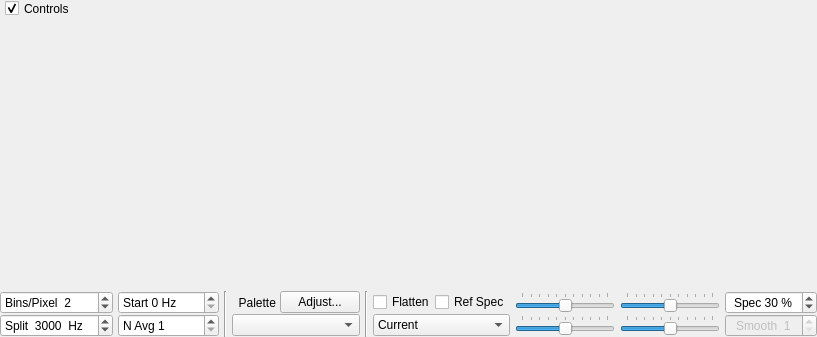
This is widgets/widegraph.ui in mkveksas/wsjt-64 as Qt 5 draws it before an edit. The edited form follows.
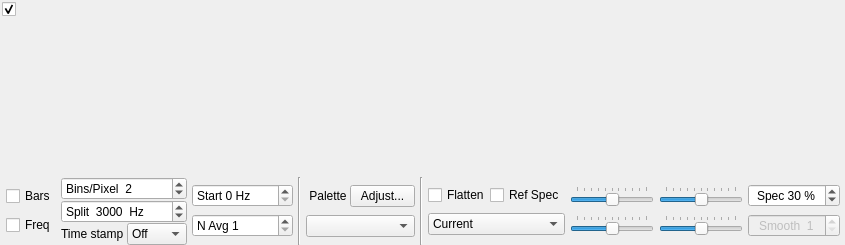
This is the edited form. Custom widgets are drawn as their Qt base class.

What changed in the file:
```diff
--- a/widgets/widegraph.ui
+++ b/widgets/widegraph.ui
@@ -6,8 +6,8 @@
    <rect>
     <x>0</x>
     <y>0</y>
-    <width>799</width>
-    <height>337</height>
+    <width>845</width>
+    <height>245</height>
    </rect>
   </property>
   <property name="windowTitle">
@@ -58,14 +58,23 @@
      <widget class="QCheckBox" name="cbControls">
       <property name="geometry">
        <rect>
-        <x>5</x>
-        <y>0</y>
-        <width>77</width>
+        <x>2</x>
+        <y>1</y>
+        <width>18</width>
         <height>17</height>
        </rect>
       </property>
+      <property name="maximumSize">
+       <size>
+        <width>18</width>
+        <height>16777215</height>
+       </size>
+      </property>
+      <property name="toolTip">
+       <string>&lt;html&gt;&lt;head/&gt;&lt;body&gt;&lt;p&gt;Controls&lt;/p&gt;&lt;/body&gt;&lt;/html&gt;</string>
+      </property>
       <property name="text">
-       <string>Controls</string>
+       <string/>
       </property>
       <property name="checked">
        <bool>true</bool>
@@ -100,14 +109,88 @@
       <property name="verticalSpacing">
        <number>0</number>
       </property>
-      <item row="1" column="8">
-       <widget class="QSlider" name="gain2dSlider">
-        <property name="sizePolicy">
-         <sizepolicy hsizetype="Expanding" vsizetype="Fixed">
-          <horstretch>0</horstretch>
-          <verstretch>0</verstretch>
-         </sizepolicy>
+      <item row="0" column="6" rowspan="3">
+       <widget class="Line" name="line">
+        <property name="orientation">
+         <enum>Qt::Vertical</enum>
         </property>
+       </widget>
+      </item>
+      <item row="0" column="9" rowspan="3">
+       <widget class="Line" name="line_2">
+        <property name="orientation">
+         <enum>Qt::Vertical</enum>
+        </property>
+       </widget>
+      </item>
+      <item row="0" column="4" rowspan="3">
+       <layout class="QVBoxLayout" name="verticalLayout_4">
+        <property name="spacing">
+         <number>0</number>
+        </property>
+        <item>
+         <widget class="QSpinBox" name="fStartSpinBox">
+          <property name="minimumSize">
+           <size>
+            <width>0</width>
+            <height>0</height>
+           </size>
+          </property>
+          <property name="toolTip">
+           <string>&lt;html&gt;&lt;head/&gt;&lt;body&gt;&lt;p&gt;Frequency at left edge of waterfall&lt;/p&gt;&lt;/body&gt;&lt;/html&gt;</string>
+          </property>
+          <property name="suffix">
+           <string> Hz</string>
+          </property>
+          <property name="prefix">
+           <string>Start </string>
+          </property>
+          <property name="maximum">
+           <number>4900</number>
+          </property>
+          <property name="singleStep">
+           <number>100</number>
+          </property>
+         </widget>
+        </item>
+        <item>
+         <widget class="QSpinBox" name="waterfallAvgSpinBox">
+          <property name="toolTip">
+           <string>Number of FFTs averaged (controls waterfall scrolling rate)</string>
+          </property>
+          <property name="prefix">
+           <string>N Avg </string>
+          </property>
+          <property name="minimum">
+           <number>1</number>
+          </property>
+          <property name="maximum">
+           <number>500</number>
+          </property>
+         </widget>
+        </item>
+       </layout>
+      </item>
+      <item row="0" column="0" rowspan="3">
+       <spacer name="horizontalSpacer">
+        <property name="orientation">
+         <enum>Qt::Horizontal</enum>
+        </property>
+        <property name="sizeHint" stdset="0">
+         <size>
+          <width>5</width>
+          <height>20</height>
+         </size>
+        </property>
+       </spacer>
+      </item>
+      <item row="0" column="3" rowspan="3">
+       <layout class="QVBoxLayout" name="verticalLayout_3">
+        <property name="spacing">
+         <number>0</number>
+        </property>
+        <item>
+         <widget class="QSpinBox" name="bppSpinBox">
         <property name="minimumSize">
          <size>
           <width>100</width>
@@ -116,33 +199,113 @@
         </property>
         <property name="maximumSize">
          <size>
-          <width>200</width>
+            <width>16777215</width>
           <height>16777215</height>
          </size>
         </property>
         <property name="toolTip">
-         <string>Spectrum gain</string>
+           <string>Compression factor for frequency scale</string>
+          </property>
+          <property name="suffix">
+           <string/>
+          </property>
+          <property name="prefix">
+           <string>Bins/Pixel  </string>
         </property>
         <property name="minimum">
-         <number>-50</number>
+           <number>1</number>
         </property>
         <property name="maximum">
-         <number>50</number>
-        </property>
-        <property name="orientation">
-         <enum>Qt::Horizontal</enum>
-        </property>
-        <property name="tickPosition">
-         <enum>QSlider::TicksAbove</enum>
+           <number>1000</number>
+          </property>
+          <property name="singleStep">
+           <number>1</number>
+          </property>
+          <property name="value">
+           <number>2</number>
         </property>
        </widget>
       </item>
-      <item row="0" column="4">
+        <item>
+         <widget class="QSpinBox" name="fSplitSpinBox">
+          <property name="minimumSize">
+           <size>
+            <width>100</width>
+            <height>0</height>
+           </size>
+          </property>
+          <property name="toolTip">
+           <string>&lt;html&gt;&lt;head/&gt;&lt;body&gt;&lt;p&gt;Decode JT9 only above this frequency&lt;/p&gt;&lt;/body&gt;&lt;/html&gt;</string>
+          </property>
+          <property name="suffix">
+           <string>  Hz</string>
+          </property>
+          <property name="prefix">
+           <string>Split  </string>
+          </property>
+          <property name="maximum">
+           <number>5000</number>
+          </property>
+          <property name="singleStep">
+           <number>100</number>
+          </property>
+          <property name="value">
+           <number>3000</number>
+          </property>
+         </widget>
+        </item>
+        <item>
+         <layout class="QHBoxLayout" name="horizontalLayout_2">
+          <item>
+           <widget class="QLabel" name="labTime">
+            <property name="toolTip">
+             <string>&lt;html&gt;&lt;head/&gt;&lt;body&gt;&lt;p&gt;Position of time stamp above each interval line&lt;/p&gt;&lt;/body&gt;&lt;/html&gt;</string>
+            </property>
+            <property name="text">
+             <string>Time stamp </string>
+            </property>
+           </widget>
+          </item>
+          <item>
+           <widget class="QComboBox" name="timestampComboBox">
+            <property name="toolTip">
+             <string>&lt;html&gt;&lt;head/&gt;&lt;body&gt;&lt;p&gt;Position of time stamp above each interval line&lt;/p&gt;&lt;/body&gt;&lt;/html&gt;</string>
+            </property>
+            <property name="currentText">
+             <string>Off</string>
+            </property>
+            <item>
+             <property name="text">
+              <string>Off</string>
+             </property>
+            </item>
+            <item>
+             <property name="text">
+              <string>Left</string>
+             </property>
+            </item>
+            <item>
+             <property name="text">
+              <string>Right</string>
+             </property>
+            </item>
+           </widget>
+          </item>
+         </layout>
+        </item>
+       </layout>
+      </item>
+      <item row="0" column="7" rowspan="3">
+       <layout class="QVBoxLayout" name="verticalLayout_6">
+        <property name="spacing">
+         <number>0</number>
+        </property>
+        <item>
        <layout class="QHBoxLayout" name="horizontalLayout">
         <item>
          <widget class="QLabel" name="labPalette">
           <property name="text">
-           <string>  Palette </string>
+             <string> Palette </string>
           </property>
           <property name="alignment">
            <set>Qt::AlignLeading|Qt::AlignLeft|Qt::AlignVCenter</set>
@@ -151,6 +314,12 @@
         </item>
         <item>
          <widget class="QPushButton" name="adjust_palette_push_button">
+            <property name="maximumSize">
+             <size>
+              <width>65</width>
+              <height>16777215</height>
+             </size>
+            </property>
           <property name="toolTip">
            <string>&lt;html&gt;&lt;head/&gt;&lt;body&gt;&lt;p&gt;Enter definition for a new color palette.&lt;/p&gt;&lt;/body&gt;&lt;/html&gt;</string>
           </property>
@@ -164,69 +333,67 @@
         </item>
        </layout>
       </item>
-      <item row="0" column="8">
-       <widget class="QSlider" name="gainSlider">
-        <property name="sizePolicy">
-         <sizepolicy hsizetype="Expanding" vsizetype="Fixed">
-          <horstretch>0</horstretch>
-          <verstretch>0</verstretch>
-         </sizepolicy>
-        </property>
-        <property name="minimumSize">
-         <size>
-          <width>100</width>
-          <height>0</height>
-         </size>
-        </property>
-        <property name="maximumSize">
-         <size>
-          <width>200</width>
-          <height>16777215</height>
-         </size>
-        </property>
+        <item>
+         <widget class="QComboBox" name="paletteComboBox">
         <property name="toolTip">
-         <string>Waterfall gain</string>
-        </property>
-        <property name="minimum">
-         <number>-50</number>
-        </property>
-        <property name="maximum">
-         <number>50</number>
-        </property>
+           <string>Select waterfall palette</string>
+          </property>
+         </widget>
+        </item>
+       </layout>
+      </item>
+      <item row="0" column="17" rowspan="3">
+       <spacer name="horizontalSpacer_2">
         <property name="orientation">
          <enum>Qt::Horizontal</enum>
         </property>
-        <property name="tickPosition">
-         <enum>QSlider::TicksAbove</enum>
+        <property name="sizeHint" stdset="0">
+         <size>
+          <width>5</width>
+          <height>20</height>
+         </size>
         </property>
-       </widget>
+       </spacer>
       </item>
-      <item row="0" column="11">
-       <widget class="QSpinBox" name="sbPercent2dPlot">
-        <property name="toolTip">
-         <string>&lt;html&gt;&lt;head/&gt;&lt;body&gt;&lt;p&gt;Set fractional size of spectrum in this window.&lt;/p&gt;&lt;/body&gt;&lt;/html&gt;</string>
+      <item row="0" column="2" rowspan="3">
+       <layout class="QVBoxLayout" name="verticalLayout_2">
+        <property name="spacing">
+         <number>0</number>
         </property>
-        <property name="alignment">
-         <set>Qt::AlignCenter</set>
-        </property>
-        <property name="suffix">
-         <string> %</string>
-        </property>
-        <property name="prefix">
-         <string>Spec </string>
-        </property>
-        <property name="maximum">
-         <number>100</number>
-        </property>
-        <property name="singleStep">
-         <number>5</number>
-        </property>
-        <property name="value">
-         <number>30</number>
-        </property>
-       </widget>
-      </item>
-      <item row="0" column="6">
+        <item>
+         <widget class="QCheckBox" name="cbBars">
+          <property name="maximumSize">
+           <size>
+            <width>16777215</width>
+            <height>16777215</height>
+           </size>
+          </property>
+          <property name="text">
+           <string>Bars</string>
+          </property>
+         </widget>
+        </item>
+        <item>
+         <widget class="QCheckBox" name="cbFreq">
+          <property name="maximumSize">
+           <size>
+            <width>16777215</width>
+            <height>16777215</height>
+           </size>
+          </property>
+          <property name="text">
+           <string>Freq</string>
+          </property>
+         </widget>
+        </item>
+       </layout>
+      </item>
+      <item row="0" column="10" rowspan="3">
+       <layout class="QVBoxLayout" name="verticalLayout_7">
+        <property name="spacing">
+         <number>0</number>
+        </property>
+        <item>
        <layout class="QHBoxLayout" name="horizontalLayout_3">
         <item>
          <widget class="QCheckBox" name="cbFlatten">
@@ -250,64 +417,7 @@
         </item>
        </layout>
       </item>
-      <item row="1" column="11">
-       <widget class="QSpinBox" name="smoSpinBox">
-        <property name="enabled">
-         <bool>false</bool>
-        </property>
-        <property name="toolTip">
-         <string>Smoothing of Linear Average spectrum</string>
-        </property>
-        <property name="alignment">
-         <set>Qt::AlignCenter</set>
-        </property>
-        <property name="suffix">
-         <string/>
-        </property>
-        <property name="prefix">
-         <string>Smooth  </string>
-        </property>
-        <property name="minimum">
-         <number>1</number>
-        </property>
-        <property name="maximum">
-         <number>7</number>
-        </property>
-       </widget>
-      </item>
-      <item row="0" column="1">
-       <widget class="QSpinBox" name="bppSpinBox">
-        <property name="toolTip">
-         <string>Compression factor for frequency scale</string>
-        </property>
-        <property name="suffix">
-         <string/>
-        </property>
-        <property name="prefix">
-         <string>Bins/Pixel  </string>
-        </property>
-        <property name="minimum">
-         <number>1</number>
-        </property>
-        <property name="maximum">
-         <number>1000</number>
-        </property>
-        <property name="singleStep">
-         <number>1</number>
-        </property>
-        <property name="value">
-         <number>2</number>
-        </property>
-       </widget>
-      </item>
-      <item row="1" column="4">
-       <widget class="QComboBox" name="paletteComboBox">
-        <property name="toolTip">
-         <string>Select waterfall palette</string>
-        </property>
-       </widget>
-      </item>
-      <item row="1" column="6">
+        <item>
        <widget class="QComboBox" name="spec2dComboBox">
         <property name="toolTip">
          <string>&lt;html&gt;&lt;head/&gt;&lt;body&gt;&lt;p&gt;Select data for spectral display&lt;/p&gt;&lt;/body&gt;&lt;/html&gt;</string>
@@ -347,77 +457,105 @@
         </item>
        </widget>
       </item>
-      <item row="0" column="2">
-       <widget class="QSpinBox" name="fStartSpinBox">
-        <property name="toolTip">
-         <string>&lt;html&gt;&lt;head/&gt;&lt;body&gt;&lt;p&gt;Frequency at left edge of waterfall&lt;/p&gt;&lt;/body&gt;&lt;/html&gt;</string>
+       </layout>
+      </item>
+      <item row="0" column="11" rowspan="3">
+       <layout class="QVBoxLayout" name="verticalLayout_8">
+        <property name="spacing">
+         <number>0</number>
         </property>
-        <property name="suffix">
-         <string> Hz</string>
-        </property>
-        <property name="prefix">
-         <string>Start </string>
-        </property>
-        <property name="maximum">
-         <number>4900</number>
-        </property>
-        <property name="singleStep">
-         <number>100</number>
-        </property>
-       </widget>
-      </item>
-      <item row="1" column="1">
-       <widget class="QSpinBox" name="fSplitSpinBox">
+        <item>
+         <widget class="QSlider" name="gainSlider">
+          <property name="sizePolicy">
+           <sizepolicy hsizetype="Expanding" vsizetype="Fixed">
+            <horstretch>1</horstretch>
+            <verstretch>0</verstretch>
+           </sizepolicy>
+          </property>
+          <property name="minimumSize">
+           <size>
+            <width>80</width>
+            <height>0</height>
+           </size>
+          </property>
+          <property name="maximumSize">
+           <size>
+            <width>200</width>
+            <height>16777215</height>
+           </size>
+          </property>
         <property name="toolTip">
-         <string>&lt;html&gt;&lt;head/&gt;&lt;body&gt;&lt;p&gt;Decode JT9 only above this frequency&lt;/p&gt;&lt;/body&gt;&lt;/html&gt;</string>
-        </property>
-        <property name="suffix">
-         <string>  Hz</string>
-        </property>
-        <property name="prefix">
-         <string>Split  </string>
-        </property>
+           <string>Waterfall gain</string>
+          </property>
         <property name="minimum">
-         <number>0</number>
+           <number>-50</number>
         </property>
         <property name="maximum">
-         <number>5000</number>
-        </property>
-        <property name="singleStep">
-         <number>100</number>
-        </property>
-        <property name="value">
-         <number>3000</number>
+           <number>50</number>
+          </property>
+          <property name="orientation">
+           <enum>Qt::Horizontal</enum>
+          </property>
+          <property name="tickPosition">
+           <enum>QSlider::TicksAbove</enum>
         </property>
        </widget>
       </item>
-      <item row="1" column="2">
-       <widget class="QSpinBox" name="waterfallAvgSpinBox">
-        <property name="toolTip">
-         <string>Number of FFTs averaged (controls waterfall scrolling rate)</string>
-        </property>
-        <property name="prefix">
-         <string>N Avg </string>
-        </property>
+        <item>
+         <widget class="QSlider" name="gain2dSlider">
+          <property name="sizePolicy">
+           <sizepolicy hsizetype="Expanding" vsizetype="Fixed">
+            <horstretch>1</horstretch>
+            <verstretch>0</verstretch>
+           </sizepolicy>
+          </property>
+          <property name="minimumSize">
+           <size>
+            <width>80</width>
+            <height>0</height>
+           </size>
+          </property>
+          <property name="maximumSize">
+           <size>
+            <width>200</width>
+            <height>16777215</height>
+           </size>
+          </property>
+          <property name="toolTip">
+           <string>Spectrum gain</string>
+          </property>
         <property name="minimum">
-         <number>1</number>
+           <number>-50</number>
         </property>
         <property name="maximum">
-         <number>500</number>
-        </property>
-       </widget>
-      </item>
-      <item row="0" column="10">
+           <number>50</number>
+          </property>
+          <property name="orientation">
+           <enum>Qt::Horizontal</enum>
+          </property>
+          <property name="tickPosition">
+           <enum>QSlider::TicksAbove</enum>
+          </property>
+         </widget>
+        </item>
+       </layout>
+      </item>
+      <item row="0" column="12" rowspan="3">
+       <layout class="QVBoxLayout" name="verticalLayout_9">
+        <property name="spacing">
+         <number>0</number>
+        </property>
+        <item>
        <widget class="QSlider" name="zeroSlider">
         <property name="sizePolicy">
          <sizepolicy hsizetype="Expanding" vsizetype="Fixed">
-          <horstretch>0</horstretch>
+            <horstretch>1</horstretch>
           <verstretch>0</verstretch>
          </sizepolicy>
         </property>
         <property name="minimumSize">
          <size>
-          <width>100</width>
+            <width>80</width>
           <height>0</height>
          </size>
         </property>
@@ -444,17 +582,17 @@
         </property>
        </widget>
       </item>
-      <item row="1" column="10">
+        <item>
        <widget class="QSlider" name="zero2dSlider">
         <property name="sizePolicy">
          <sizepolicy hsizetype="Expanding" vsizetype="Fixed">
-          <horstretch>0</horstretch>
+            <horstretch>1</horstretch>
           <verstretch>0</verstretch>
          </sizepolicy>
         </property>
         <property name="minimumSize">
          <size>
-          <width>100</width>
+            <width>80</width>
           <height>0</height>
          </size>
         </property>
@@ -481,45 +619,70 @@
         </property>
        </widget>
       </item>
-      <item row="0" column="0" rowspan="2">
-       <spacer name="horizontalSpacer">
-        <property name="orientation">
-         <enum>Qt::Horizontal</enum>
+       </layout>
+      </item>
+      <item row="0" column="13" rowspan="3">
+       <layout class="QVBoxLayout" name="verticalLayout_10">
+        <property name="spacing">
+         <number>0</number>
         </property>
-        <property name="sizeHint" stdset="0">
+        <item>
+         <widget class="QSpinBox" name="sbPercent2dPlot">
+          <property name="minimumSize">
          <size>
-          <width>40</width>
-          <height>20</height>
-         </size>
-        </property>
-       </spacer>
-      </item>
-      <item row="0" column="12" rowspan="2">
-       <spacer name="horizontalSpacer_2">
-        <property name="orientation">
-         <enum>Qt::Horizontal</enum>
-        </property>
-        <property name="sizeHint" stdset="0">
-         <size>
-          <width>40</width>
-          <height>20</height>
-         </size>
-        </property>
-       </spacer>
-      </item>
-      <item row="0" column="3" rowspan="2">
-       <widget class="Line" name="line">
-        <property name="orientation">
-         <enum>Qt::Vertical</enum>
-        </property>
-       </widget>
-      </item>
-      <item row="0" column="5" rowspan="2">
-       <widget class="Line" name="line_2">
-        <property name="orientation">
-         <enum>Qt::Vertical</enum>
-        </property>
-       </widget>
+            <width>75</width>
+            <height>0</height>
+           </size>
+          </property>
+          <property name="toolTip">
+           <string>&lt;html&gt;&lt;head/&gt;&lt;body&gt;&lt;p&gt;Set fractional size of spectrum in this window.&lt;/p&gt;&lt;/body&gt;&lt;/html&gt;</string>
+          </property>
+          <property name="alignment">
+           <set>Qt::AlignCenter</set>
+          </property>
+          <property name="suffix">
+           <string> %</string>
+          </property>
+          <property name="prefix">
+           <string>Spec </string>
+          </property>
+          <property name="maximum">
+           <number>100</number>
+          </property>
+          <property name="singleStep">
+           <number>5</number>
+          </property>
+          <property name="value">
+           <number>30</number>
+          </property>
+         </widget>
+        </item>
+        <item>
+         <widget class="QSpinBox" name="smoSpinBox">
+          <property name="enabled">
+           <bool>false</bool>
+          </property>
+          <property name="toolTip">
+           <string>Smoothing of Linear Average spectrum</string>
+          </property>
+          <property name="alignment">
+           <set>Qt::AlignCenter</set>
+          </property>
+          <property name="suffix">
+           <string/>
+          </property>
+          <property name="prefix">
+           <string>Smooth  </string>
+          </property>
+          <property name="minimum">
+           <number>1</number>
+          </property>
+          <property name="maximum">
+           <number>7</number>
+          </property>
+         </widget>
+        </item>
+       </layout>
       </item>
      </layout>
     </widget>
```
Left out of the diff: 12 changed lines with no effect on the pictures. Lines whose indentation alone changed are shown as unchanged.
